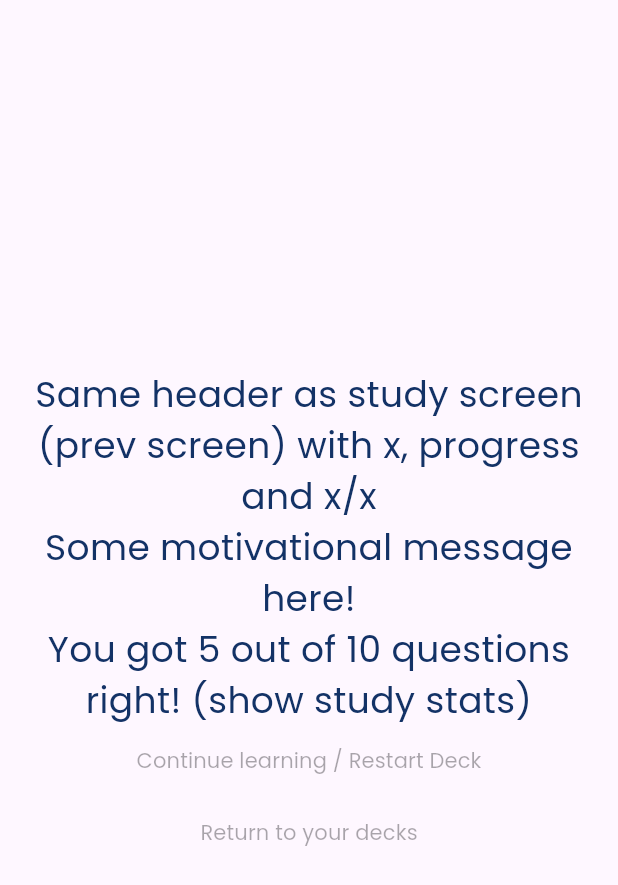
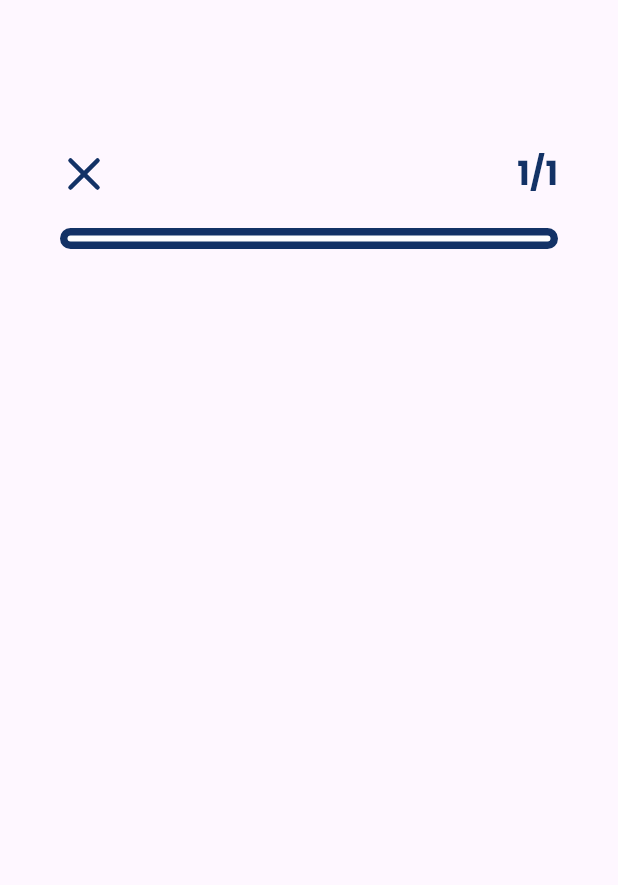
Before and after one commit to juul-vandevelde-howest/smartAppDev-eindopdracht, a Flutter app: the Results screen opened directly, on a phone screen of 412 x 824 dp. Shown: the top 885 px of the screen. Run offline on Flutter 3.47's test engine with Material 3 defaults, Android fonts, the light colour scheme and no system bars; our stand-ins replace firebase_auth, firebase_core, phosphor_flutter; accounts and stored records are empty.

```diff
--- a/lib/routes/flip/results.dart
+++ b/lib/routes/flip/results.dart
@@ -1,37 +1,65 @@
+import 'package:flip/providers/study_provider.dart';
+import 'package:flip/routes/flip/decks.dart';
+import 'package:flip/widgets/progressbar.dart';
 import 'package:flutter/material.dart';
+import 'package:phosphor_flutter/phosphor_flutter.dart';
+import 'package:provider/provider.dart';
 
 class Results extends StatelessWidget {
   const Results({super.key});
 
   @override
   Widget build(BuildContext context) {
-    return const Scaffold(
+    var studyProvider = Provider.of<StudyProvider>(context);
+    return Scaffold(
       body: Column(
-        mainAxisAlignment: MainAxisAlignment.center,
-        crossAxisAlignment: CrossAxisAlignment.center,
+        crossAxisAlignment: CrossAxisAlignment.start,
         children: [
-          Text(
-            textAlign: TextAlign.center,
-            'Same header as study screen (prev screen) with x, progress and x/x',
-            style: TextStyle(fontSize: 24),
-          ),
-          Text(
-            textAlign: TextAlign.center,
-            'Some motivational message here!',
-            style: TextStyle(fontSize: 24),
-          ),
-          Text(
-            textAlign: TextAlign.center,
-            'You got 5 out of 10 questions right! (show study stats)',
-            style: TextStyle(fontSize: 24),
-          ),
-          TextButton(
-            onPressed: null,
-            child: Text('Continue learning / Restart Deck'),
-          ),
-          TextButton(
-            onPressed: null,
-            child: Text('Return to your decks'),
+          Padding(
+            padding: const EdgeInsets.only(top: 100, left: 40, right: 40),
+            child: Column(
+              children: [
+                Row(
+                  mainAxisAlignment: MainAxisAlignment.spaceBetween,
+                  children: [
+                    InkWell(
+                      borderRadius: BorderRadius.circular(8.0),
+                      onTap: () {
+                        studyProvider.reset();
+                        Navigator.pushReplacement(
+                          context,
+                          PageRouteBuilder(
+                            pageBuilder: (BuildContext context,
+                                Animation<double> animation1,
+                                Animation<double> animation2) {
+                              return const Decks();
+                            },
+                            transitionDuration: Duration.zero,
+                            reverseTransitionDuration: Duration.zero,
+                          ),
+                        );
+                      },
+                      child: const PhosphorIcon(
+                        PhosphorIconsBold.x,
+                        size: 32.0,
+                        color: Color(0xFF133266),
+                      ),
+                    ),
+                    Text(
+                      "${studyProvider.currentIndex}/${studyProvider.currentIndex}",
+                      style: const TextStyle(
+                        fontWeight: FontWeight.bold,
+                        fontSize: 22,
+                      ),
+                    ),
+                  ],
+                ),
+                const Padding(
+                  padding: EdgeInsets.symmetric(vertical: 20),
+                  child: Progressbar(value: 1),
+                ),
+              ],
+            ),
           ),
         ],
       ),
--- a/lib/widgets/flip_card.dart
+++ b/lib/widgets/flip_card.dart
@@ -36,6 +36,7 @@ class FlipCardState extends State<FlipCard>
       key: UniqueKey(),
       direction: DismissDirection.horizontal,
       onDismissed: (direction) {
+        print("${studyProvider.currentIndex}, ${studyProvider.totalCards}");
         if (direction == DismissDirection.endToStart) {
           studyProvider.updateLearningCount();
         } else {
```
Also changed, not shown: lib/routes/flip/study.dart (+27 -10 lines).
